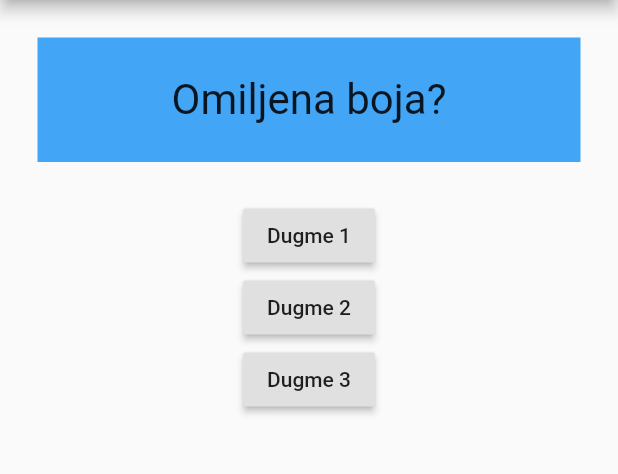
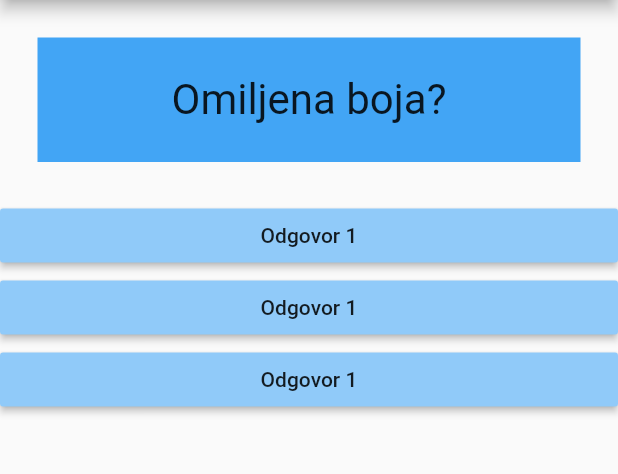
Before and after one commit to mirzawan/my_flutter_projects, a Flutter app: the screen it shows after launch, on a phone screen of 412 x 824 dp, the part 84-558 px from its top. Run offline on Flutter 3.47's test engine with Material 2 defaults, Android fonts, the phone set to English and light mode, and no system bars.

Commit message:
Dodata funkcija dugmadi

```diff
--- a/lib/main.dart
+++ b/lib/main.dart
@@ -3,6 +3,7 @@ import 'package:flutter/material.dart';
 //Importovanje custom widgeta
 
 import './pitanje.dart';
+import './odgovor.dart';
 
 void main() => runApp(MojaApp());
 
@@ -39,25 +40,11 @@ class _MojaAppState extends State<MojaApp> {
                 Pitanje(
                   pitanja[_pitanjeIndex],
                 ),
-                RaisedButton(
-                  child: Text("Dugme 1"),
-                  //Ime funkcije napisano bez zagrade oznacava pokazivac na
-                  //tu funkciju
-                  onPressed: _odgovoriPitanje,
-                ),
-                RaisedButton(
-                  child: Text("Dugme 2"),
-                  //Definisanje anonimne funkcije u jednoj liniji
-                  onPressed: () => print("Kliknuto dugme 2"),
-                ),
-                RaisedButton(
-                  child: Text("Dugme 3"),
-                  //Definisanje višelinijske anonimne funkcije
-                  onPressed: () {
-                    //..ovdje mozemo pisat vise linija
-                    print("Kliknuto dugme 3");
-                  },
-                ),
+                //Dugme je ovdje samo instancirano, definisano je u odgovor.dart
+//odgovoriPitanje bez zagrada znaci da je proslijedjen samo pointer na funkciju
+                Odgovor(_odgovoriPitanje),
+                Odgovor(_odgovoriPitanje),
+                Odgovor(_odgovoriPitanje),
               ],
             )));
   }
--- /dev/null
+++ b/lib/odgovor.dart
@@ -0,0 +1,18 @@
+import 'package:flutter/material.dart';
+
+class Odgovor extends StatelessWidget {
+  final Function selectHandler;
+
+  Odgovor(this.selectHandler);
+  @override
+  Widget build(BuildContext context) {
+    return Container(
+        //stiliziranje dugmeta
+        width: double.infinity,
+        child: RaisedButton(
+          color: Colors.blue[200],
+          child: Text("Odgovor 1"),
+          onPressed: selectHandler,
+        ));
+  }
+}
```
